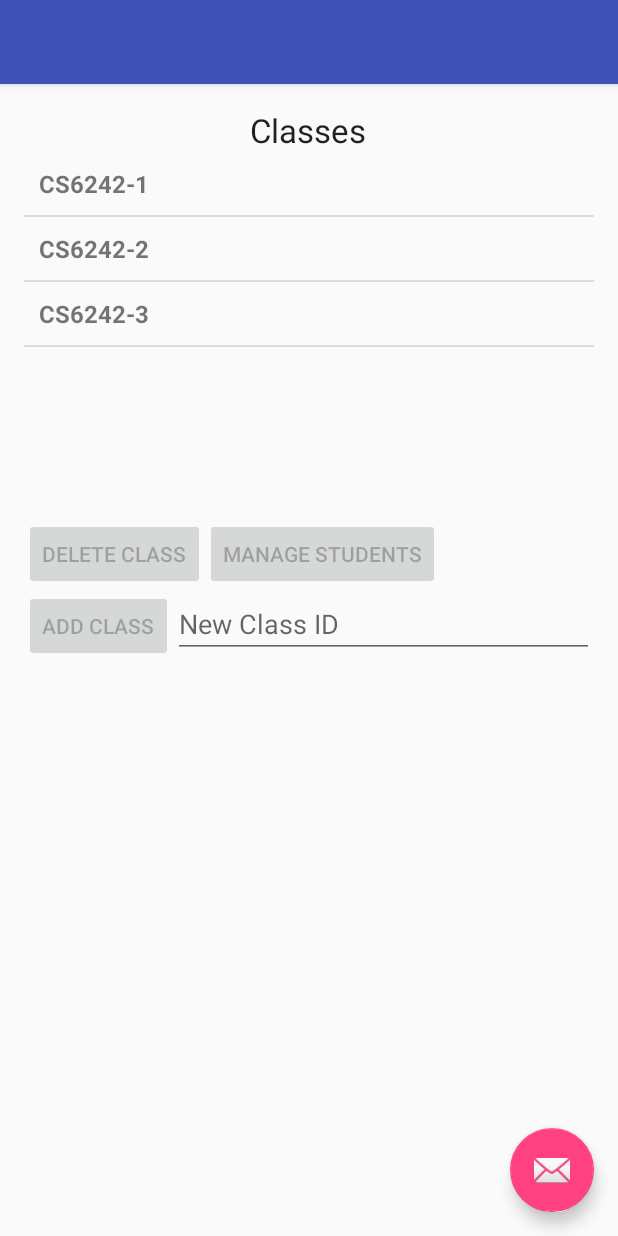
After one commit to jricha22/JeffRichardsRollCall, an Android app: the ManageActivity screen opened directly, with no data from a screen before it, on a phone screen of 412 x 824 dp. The commit adds this screen. Run offline under Robolectric (Android 15) with nearby library versions, the phone set to English and light mode, and no system bars.

Commit message:
Add activity for managing classes and GUI framework for that

```diff
--- a/app/src/main/AndroidManifest.xml
+++ b/app/src/main/AndroidManifest.xml
@@ -27,6 +27,15 @@
                 android:name="android.support.PARENT_ACTIVITY"
                 android:value="edu.westga.jeffrichardsrollcall.view.MainActivity" />
         </activity>
+        <activity
+            android:name=".view.ManageActivity"
+            android:label="@string/title_activity_manage"
+            android:parentActivityName=".view.MainActivity"
+            android:theme="@style/AppTheme.NoActionBar">
+            <meta-data
+                android:name="android.support.PARENT_ACTIVITY"
+                android:value="edu.westga.jeffrichardsrollcall.view.MainActivity" />
+        </activity>
     </application>
 
 </manifest>
--- a/app/src/main/java/edu/westga/jeffrichardsrollcall/view/MainActivity.java
+++ b/app/src/main/java/edu/westga/jeffrichardsrollcall/view/MainActivity.java
@@ -61,6 +61,7 @@ public class MainActivity extends AppCompatActivity {
     }
 
     public void onManage(View view) {
-
+        Intent intent = new Intent(this, ManageActivity.class);
+        startActivity(intent);
     }
 }
--- /dev/null
+++ b/app/src/main/java/edu/westga/jeffrichardsrollcall/view/ManageActivity.java
@@ -0,0 +1,78 @@
+package edu.westga.jeffrichardsrollcall.view;
+
+import android.os.Bundle;
+import android.support.design.widget.FloatingActionButton;
+import android.support.design.widget.Snackbar;
+import android.support.v7.app.AppCompatActivity;
+import android.support.v7.widget.Toolbar;
+import android.text.TextWatcher;
+import android.text.Editable;
+import android.view.View;
+import android.widget.AdapterView;
+import android.widget.ArrayAdapter;
+import android.widget.Button;
+import android.widget.EditText;
+import android.widget.ListView;
+
+import java.util.ArrayList;
+
+import edu.westga.jeffrichardsrollcall.R;
+
+public class ManageActivity extends AppCompatActivity {
+    private ListView classList;
+    private Button deleteClass;
+    private Button manageStudents;
+    private Button addClass;
+    private EditText newClassName;
+
+    @Override
+    protected void onCreate(Bundle savedInstanceState) {
+        super.onCreate(savedInstanceState);
+        setContentView(R.layout.activity_manage);
+        this.classList = (ListView) findViewById(R.id.lstClasses);
+        this.deleteClass = (Button) findViewById(R.id.btnDeleteClass);
+        this.manageStudents = (Button) findViewById(R.id.btnManageStudents);
+        this.addClass = (Button) findViewById(R.id.btnAddClass);
+        this.newClassName = (EditText) findViewById(R.id.txtClassName);
+        ArrayList<String> classes = new ArrayList<>();
+        classes.add("CS6242-1");
+        classes.add("CS6242-2");
+        classes.add("CS6242-3");
+        ArrayAdapter adapter = new ArrayAdapter<>(this, R.layout.class_listview, classes);
+        this.classList.setAdapter(adapter);
+
+        this.classList.setOnItemClickListener(new AdapterView.OnItemClickListener() {
+
+            @Override
+            public void onItemClick(AdapterView<?> parent, View viewClicked, int position, long id) {
+                ManageActivity.this.deleteClass.setEnabled(ManageActivity.this.classList.isItemChecked(position));
+                ManageActivity.this.manageStudents.setEnabled(ManageActivity.this.classList.isItemChecked(position));
+            }
+        });
+
+        this.newClassName.addTextChangedListener(new TextWatcher() {
+
+            @Override
+            public void onTextChanged(CharSequence s, int start, int before, int count) {
+                if (s.toString().equals("")) {
+                    ManageActivity.this.addClass.setEnabled(false);
+                } else {
+                    ManageActivity.this.addClass.setEnabled(true);
+                }
+            }
+
+            @Override
+            public void beforeTextChanged(CharSequence s, int start, int count,
+                                          int after) {
+                // Nothing
+
+            }
+
+            @Override
+            public void afterTextChanged(Editable s) {
+                // Nothing
+
+            }
+        });
+    }
+}
--- /dev/null
+++ b/app/src/main/res/layout/activity_manage.xml
@@ -0,0 +1,34 @@
+<?xml version="1.0" encoding="utf-8"?>
+<android.support.design.widget.CoordinatorLayout xmlns:android="http://schemas.android.com/apk/res/android"
+    xmlns:app="http://schemas.android.com/apk/res-auto"
+    xmlns:tools="http://schemas.android.com/tools"
+    android:layout_width="match_parent"
+    android:layout_height="match_parent"
+    android:fitsSystemWindows="true"
+    tools:context="edu.westga.jeffrichardsrollcall.view.ManageActivity">
+
+    <android.support.design.widget.AppBarLayout
+        android:layout_width="match_parent"
+        android:layout_height="wrap_content"
+        android:theme="@style/AppTheme.AppBarOverlay">
+
+        <android.support.v7.widget.Toolbar
+            android:id="@+id/toolbar"
+            android:layout_width="match_parent"
+            android:layout_height="?attr/actionBarSize"
+            android:background="?attr/colorPrimary"
+            app:popupTheme="@style/AppTheme.PopupOverlay" />
+
+    </android.support.design.widget.AppBarLayout>
+
+    <include layout="@layout/content_manage" />
+
+    <android.support.design.widget.FloatingActionButton
+        android:id="@+id/fab"
+        android:layout_width="wrap_content"
+        android:layout_height="wrap_content"
+        android:layout_gravity="bottom|end"
+        android:layout_margin="@dimen/fab_margin"
+        android:src="@android:drawable/ic_dialog_email" />
+
+</android.support.design.widget.CoordinatorLayout>
--- /dev/null
+++ b/app/src/main/res/layout/class_listview.xml
@@ -0,0 +1,11 @@
+<?xml version="1.0" encoding="utf-8"?>
+<!--  Single List Item Design -->
+
+<TextView xmlns:android="http://schemas.android.com/apk/res/android"
+    android:id="@+id/label"
+    android:layout_width="fill_parent"
+    android:layout_height="fill_parent"
+    android:padding="10dip"
+    android:textSize="16dip"
+    android:textStyle="bold" >
+</TextView>
--- a/app/src/main/res/layout/content_main.xml
+++ b/app/src/main/res/layout/content_main.xml
@@ -24,7 +24,7 @@
     <Button
         android:layout_width="wrap_content"
         android:layout_height="wrap_content"
-        android:text="@string/manage"
+        android:text="@string/manage_classes"
         android:id="@+id/btnManage"
         android:layout_alignParentBottom="true"
         android:layout_centerHorizontal="true"
--- /dev/null
+++ b/app/src/main/res/layout/content_manage.xml
@@ -0,0 +1,76 @@
+<?xml version="1.0" encoding="utf-8"?>
+<LinearLayout xmlns:android="http://schemas.android.com/apk/res/android"
+    xmlns:app="http://schemas.android.com/apk/res-auto"
+    xmlns:tools="http://schemas.android.com/tools"
+    android:orientation="vertical"
+    android:layout_width="match_parent"
+    android:layout_height="match_parent"
+    android:paddingBottom="@dimen/activity_vertical_margin"
+    android:paddingLeft="@dimen/activity_horizontal_margin"
+    android:paddingRight="@dimen/activity_horizontal_margin"
+    android:paddingTop="@dimen/activity_vertical_margin"
+    app:layout_behavior="@string/appbar_scrolling_view_behavior"
+    tools:context="edu.westga.jeffrichardsrollcall.view.ManageActivity"
+    tools:showIn="@layout/activity_manage"
+    android:weightSum="1">
+
+    <TextView
+        android:layout_width="279dp"
+        android:layout_height="wrap_content"
+        android:textAppearance="?android:attr/textAppearanceLarge"
+        android:text="@string/classes"
+        android:id="@+id/textView"
+        android:layout_gravity="center_horizontal"
+        android:gravity="center_horizontal" />
+
+    <ListView
+        android:layout_width="match_parent"
+        android:layout_height="244dp"
+        android:id="@+id/lstClasses"
+        android:choiceMode="singleChoice"
+        android:clickable="true"
+        android:listSelector="#666666" />
+
+    <LinearLayout
+        android:orientation="horizontal"
+        android:layout_width="match_parent"
+        android:layout_height="wrap_content">
+
+        <Button
+            android:layout_width="wrap_content"
+            android:layout_height="wrap_content"
+            android:text="@string/delete_class"
+            android:id="@+id/btnDeleteClass"
+            android:enabled="false" />
+
+        <Button
+            android:layout_width="wrap_content"
+            android:layout_height="wrap_content"
+            android:text="@string/manage_students"
+            android:id="@+id/btnManageStudents"
+            android:enabled="false" />
+    </LinearLayout>
+
+    <LinearLayout
+        android:orientation="horizontal"
+        android:layout_width="match_parent"
+        android:layout_height="96dp">
+
+        <Button
+            android:layout_width="wrap_content"
+            android:layout_height="wrap_content"
+            android:text="@string/add_class"
+            android:id="@+id/btnAddClass"
+            android:enabled="false" />
+
+        <EditText
+            android:layout_width="match_parent"
+            android:layout_height="wrap_content"
+            android:id="@+id/txtClassName"
+            android:editable="true"
+            android:enabled="true"
+            android:hint="New Class ID"
+            android:singleLine="true" />
+    </LinearLayout>
+
+</LinearLayout>
--- a/app/src/main/res/values/strings.xml
+++ b/app/src/main/res/values/strings.xml
@@ -1,6 +1,11 @@
 <resources>
     <string name="app_name">JeffRichardsRollCall</string>
     <string name="action_settings">Settings</string>
-    <string name="manage">Manage</string>
+    <string name="manage_classes">Manage Classes</string>
     <string name="title_activity_class_roll_call">Class Roll Call</string>
+    <string name="title_activity_manage">Manage Activity</string>
+    <string name="classes">Classes</string>
+    <string name="delete_class">Delete Class</string>
+    <string name="add_class">Add Class</string>
+    <string name="manage_students">Manage Students</string>
 </resources>
```
